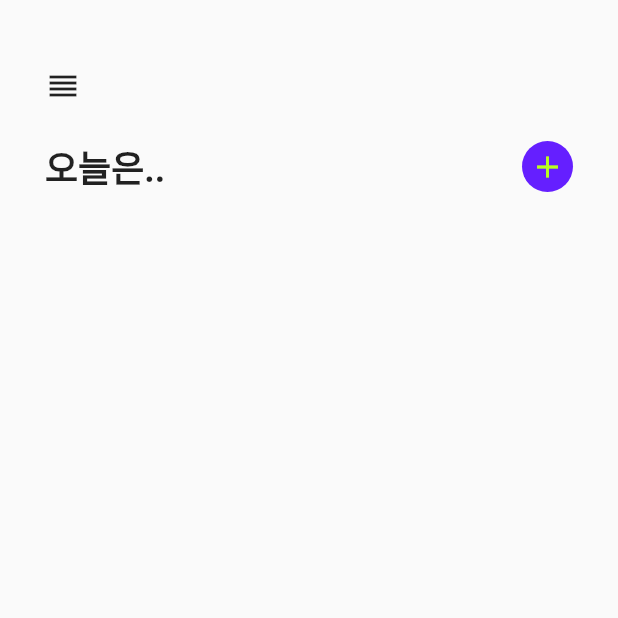
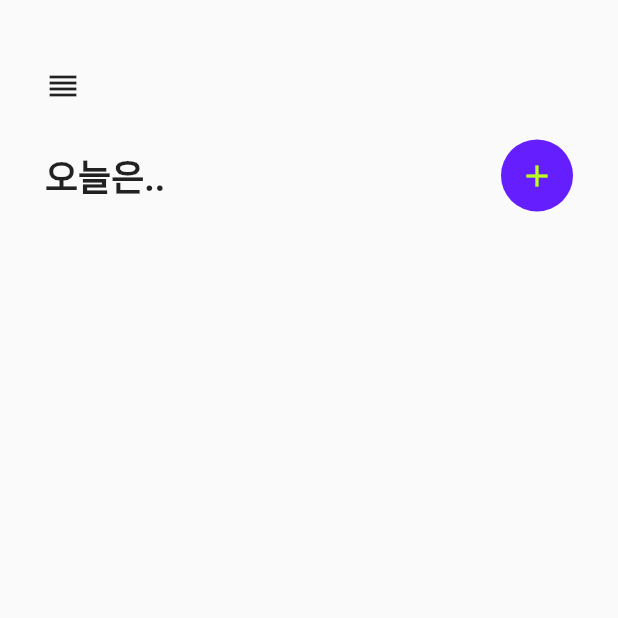
Before and after one commit to zeratulspc/wdid, a Flutter app: the screen it shows after launch, on a phone screen of 412 x 824 dp, the top half of it. Run offline on Flutter 3.47's test engine with Material 2 defaults, Android fonts, the phone set to English and light mode, and no system bars; our stand-ins replace get.

Commit message:
style codes

```diff
--- a/lib/page/homePage.dart
+++ b/lib/page/homePage.dart
@@ -36,23 +36,25 @@ class HomePage extends StatelessWidget {
                       color: Get.theme.primaryColor,
                       shape: BoxShape.circle
                     ),
-                    padding: EdgeInsets.all(5),
-                    child: Material(
-                      color: Colors.transparent,
-                      child: InkResponse(
-                        onTap: (){},
-                        radius: 30,
-                        highlightShape: BoxShape.circle,
-                        child: Icon(
-                          Icons.add,
-                          color: Get.theme.highlightColor,
-                        ),
+                    child: IconButton(
+                      onPressed: (){},
+                      icon: Icon(
+                        Icons.add,
+                        color: Get.theme.highlightColor,
                       ),
                     ),
                   ),
                 ],
               ),
             ),
+            SizedBox(height: 24,),
+            Column(
+              children: [
+
+              ],
+            ),
+            SizedBox(height: 24,),
+
           ],
         ),
       ),
```
